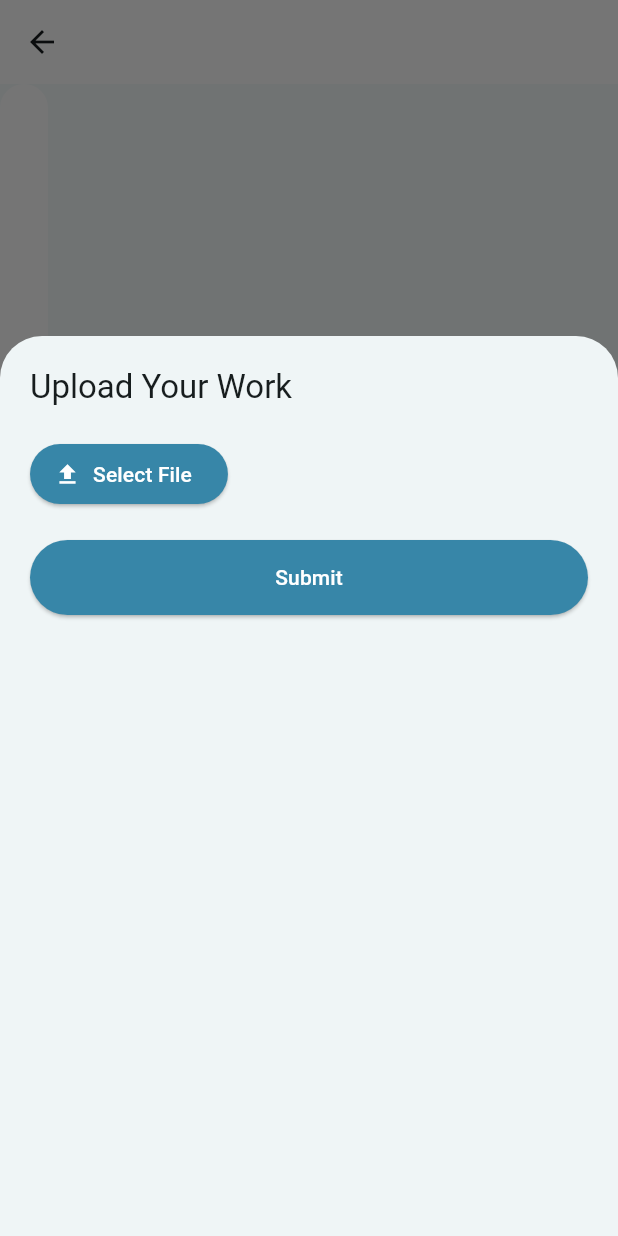
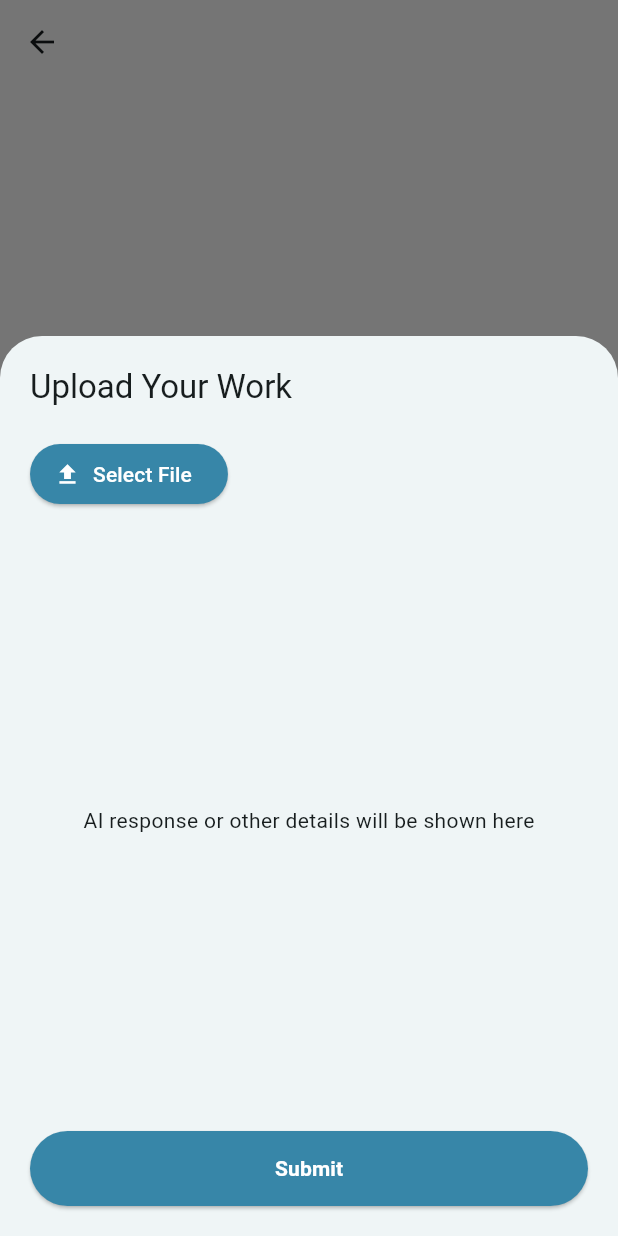
Before and after one commit to ali-mansour21/Studify-App, a Flutter app: the AssignmentDetailScreen screen opened directly with empty values, after a tap on "Add your work", on a phone screen of 412 x 824 dp. Run offline on Flutter 3.47's test engine with Material 3 defaults, Android fonts, the phone set to English and light mode, and no system bars; our stand-ins replace camera, file_picker, firebase_core, firebase_messaging, fluttertoast, image_picker and 1 more; accounts and stored records are empty; network calls fail; project files that could hold a hidden picture were left out.

Commit message:
Fix design colors

```diff
--- a/mobile/lib/screens/assignment_detail_screen.dart
+++ b/mobile/lib/screens/assignment_detail_screen.dart
@@ -33,25 +33,34 @@ class AssignmentDetailScreen extends StatelessWidget {
                   style: TextStyle(color: Colors.white),
                 ),
                 onPressed: () async {
-                  FilePickerResult? result =
-                      await FilePicker.platform.pickFiles();
-                  if (result != null) {
-                    PlatformFile file = result.files.first;
-                    print(file.name);
-                  }
+                  // File picker logic
                 },
               ),
               const SizedBox(height: 20),
-              ElevatedButton(
+              Expanded(
+                child: SizedBox(
+                  height: 50, // Adjustable based on the content to be displayed
+                  child: Center(
+                    child:
+                        Text("AI response or other details will be shown here"),
+                  ),
+                ),
+              ),
+              const SizedBox(height: 20),
+              Align(
+                alignment: Alignment.center,
+                child: ElevatedButton(
                   onPressed: () {
-                  //  submission logic here
+                    // submission logic here
                   },
                   style: ElevatedButton.styleFrom(
                       minimumSize: const Size.fromHeight(50),
                       backgroundColor: const Color(0xFF3786A8)),
                   child: const Text(
                     "Submit",
-                  style: TextStyle(color: Colors.white),
+                    style: TextStyle(
+                        color: Colors.white, fontWeight: FontWeight.bold),
+                  ),
                 ),
               ),
             ],
@@ -64,6 +73,7 @@ class AssignmentDetailScreen extends StatelessWidget {
   @override
   Widget build(BuildContext context) {
     return Scaffold(
+      backgroundColor: Colors.white,
       appBar: AppBar(
         elevation: 0,
         backgroundColor: Colors.white,
@@ -114,14 +124,14 @@ class AssignmentDetailScreen extends StatelessWidget {
         onTap: () => _showBottomSheet(context),
         child: Container(
           width: double.infinity,
-          color: Colors.black26,
+          color: Colors.grey[200],
           height: 70,
           child: const Column(
             mainAxisAlignment: MainAxisAlignment.center,
             children: <Widget>[
-              Icon(Icons.keyboard_arrow_up, color: Colors.white, size: 24),
+              Icon(Icons.keyboard_arrow_up, color: Color(0xFF3786A8), size: 24),
               Text('Add your work',
-                  style: TextStyle(color: Colors.white, fontSize: 16)),
+                  style: TextStyle(color: Color(0xFF3786A8), fontSize: 16)),
             ],
           ),
         ),
--- a/mobile/lib/screens/login_screen.dart
+++ b/mobile/lib/screens/login_screen.dart
@@ -61,7 +61,7 @@ class _LoginScreenState extends State<LoginScreen> {
             const SizedBox(height: 20),
             MainButton(
                 buttonColor: const Color(0xFF3786A8),
-                buttonText: "Log in",
+                buttonText: "Login",
                 onPressed: _login),
             const SizedBox(height: 20),
             GestureDetector(
--- a/mobile/lib/screens/register_screen.dart
+++ b/mobile/lib/screens/register_screen.dart
@@ -71,7 +71,7 @@ class _RegisterScreenState extends State<RegisterScreen> {
             const SizedBox(height: 20),
             MainButton(
               buttonColor: const Color(0xFF3786A8),
-              buttonText: "Sign up",
+              buttonText: "Sign Up",
               onPressed: _register,
             ),
             const SizedBox(height: 20),
--- a/mobile/lib/screens/topic_detail_screen.dart
+++ b/mobile/lib/screens/topic_detail_screen.dart
@@ -50,6 +50,7 @@ class TopicDetailScreen extends StatelessWidget {
   @override
   Widget build(BuildContext context) {
     return Scaffold(
+      backgroundColor: Colors.white,
       appBar: AppBar(
         elevation: 0,
         backgroundColor: Colors.white,
@@ -78,6 +79,7 @@ class TopicDetailScreen extends StatelessWidget {
         ),
       ),
       body: Container(
+        width: double.infinity,
         decoration: const BoxDecoration(
           color: Colors.white,
           borderRadius: BorderRadius.only(
--- a/mobile/lib/widgets/customtextformfield.dart
+++ b/mobile/lib/widgets/customtextformfield.dart
@@ -32,7 +32,10 @@ class CustomTextFormField extends StatelessWidget {
               borderSide: const BorderSide(color: Colors.black45, width: 2.0),
               borderRadius: BorderRadius.circular(10.0),
             ),
-            prefixIcon: Icon(iconData),
+            prefixIcon: Icon(
+              iconData,
+              color: const Color(0x000000).withOpacity(0.45),
+            ),
           ),
           keyboardType: keyboardType,
           obscureText: obscureText,
```
Lines whose indentation alone changed are shown as unchanged.
